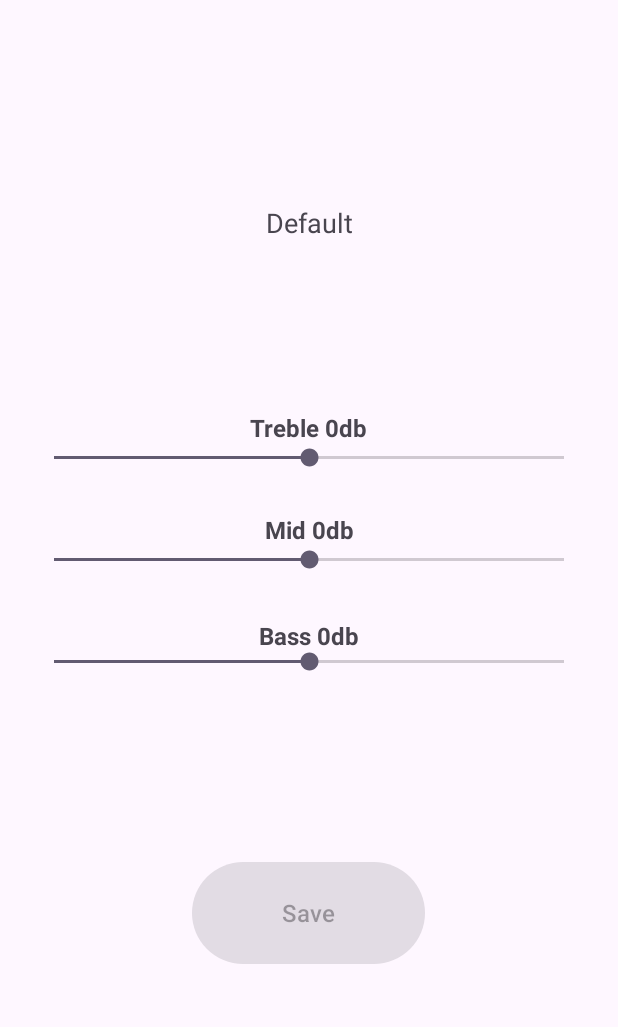
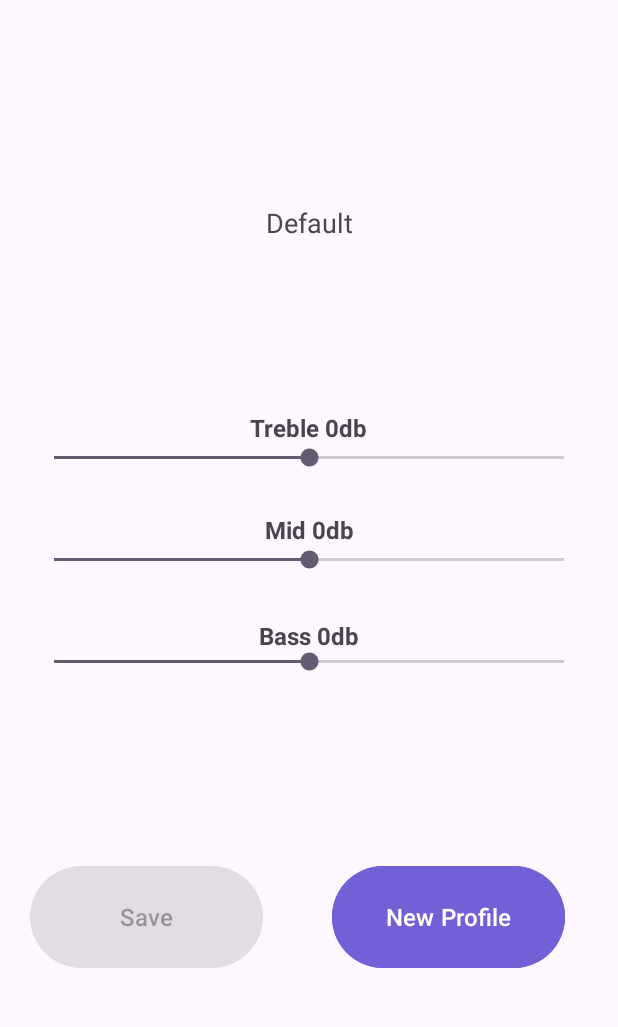
Before and after one commit to leandroSubtractive/sistema_embarcado, an Android app: the screen it shows after launch (EqualizerActivity), after a tap on "Default", on a phone screen of 412 x 824 dp, the part 86-1113 px from its top. Run offline under Robolectric (Android 15) with nearby library versions, the phone set to English and light mode, and no system bars.

Commit message:
[DC-2] - Completion of au1 and au2
Functionalities implemented:
- Creates new profile
- Save current profile
- Delete profile
- Create automatic profile name
- Block changes to the default profile

Signed-off-by: Leandro Mendes dos Santos <leandro.mendes.santtoss@gmail.com>

```diff
--- a/aosp/src/apps/audio_equalizer/app/src/main/java/com/leandromendes/audioequalizer/EqualizerActivity.java
+++ b/aosp/src/apps/audio_equalizer/app/src/main/java/com/leandromendes/audioequalizer/EqualizerActivity.java
@@ -11,7 +11,6 @@ import android.widget.EditText;
 import android.widget.SeekBar;
 import android.widget.SeekBar.OnSeekBarChangeListener;
 import android.widget.TextView;
-import android.widget.Toast;
 
 import androidx.activity.EdgeToEdge;
 import androidx.appcompat.app.AlertDialog;
@@ -21,7 +20,7 @@ import androidx.core.view.ViewCompat;
 import androidx.core.view.WindowInsetsCompat;
 
 public class EqualizerActivity extends AppCompatActivity {
-
+    // Private variables
     private TextView textViewProfile;
     private TextView textViewBass;
     private TextView textViewMid;
@@ -29,7 +28,13 @@ public class EqualizerActivity extends AppCompatActivity {
     private int bassValue;
     private int midValue;
     private int highValue;
-    private int id_position;
+    private int idPosition;
+    private int countName;
+    private String profileName;
+    private EqualizerProfile currentProfile;
+    private  Intent intent;
+    private Button saveButton;
+    private Button newProfileButton;
 
     @SuppressLint("MissingInflatedId")
     @Override
@@ -43,106 +48,179 @@ public class EqualizerActivity extends AppCompatActivity {
             return insets;
         });
 
-        Intent intent = getIntent();
-        EqualizerProfile currentProfile = intent.getParcelableExtra("profile");
-        id_position = intent.getIntExtra("position",-1);
+        // Get the intent
+        intent = getIntent();
 
-        Button saveButton = findViewById(R.id.save);
+        // Gets all the parameters from the previous activity
+        currentProfile = intent.getParcelableExtra("profile");
+        idPosition = intent.getIntExtra("position",-1);
+        countName = intent.getIntExtra("size", 0);
+
+        // Get button layout
+        newProfileButton = findViewById(R.id.newProfileb);
+        saveButton = findViewById(R.id.save);
+
+        // Gets view of text boxes
         textViewProfile = findViewById(R.id.profileSelected);
         textViewBass = findViewById(R.id.textViewBass);
         textViewMid = findViewById(R.id.textViewMid);
         textViewTreble = findViewById(R.id.textViewTreble);
 
-        textViewProfile.setText(currentProfile.getName());
+        // Sets the name of the current profile on the screen
+        profileName = currentProfile.getName();
+        textViewProfile.setText(profileName);
 
+        // Sets the initial values of the equalization faders
+        // Bass frequency
         bassValue = currentProfile.getBassEqValue();
         textViewBass.setText("Bass " + bassValue + "db");
         SeekBar seekBarBass = findViewById(R.id.seekBarBass);
         seekBarBass.setProgress(currentProfile.getBassEqValue());
 
+        // Mid frequency
         midValue = currentProfile.getMidEqValue();
         textViewMid.setText("Mid " + midValue + "db");
         SeekBar seekBarMid = findViewById(R.id.seekBarMid);
         seekBarMid.setProgress(currentProfile.getMidEqValue());
 
+        // High frequency
         highValue = currentProfile.getHiEqValue();
         textViewTreble.setText("Treble " + highValue + "db");
         SeekBar seekBarTreble = findViewById(R.id.seekBarTreble);
         seekBarTreble.setProgress(currentProfile.getHiEqValue());
 
+        // Treatment for bass bar movement
         seekBarBass.setOnSeekBarChangeListener(new OnSeekBarChangeListener() {
             @Override
             public void onProgressChanged(SeekBar seekBar, int progress, boolean fromUser) {
                 bassValue = progress;
                 textViewBass.setText("Bass " + bassValue + "db");
+                // Only enable the save button if data has changed.
                 saveButton.setEnabled(true);
             }
 
             @Override
             public void onStartTrackingTouch(SeekBar seekBar) {
-
+                // TODO
             }
 
             @Override
             public void onStopTrackingTouch(SeekBar seekBar) {
-
+                // TODO
             }
         });
 
+        // Treatment for mid bar movement
         seekBarMid.setOnSeekBarChangeListener(new OnSeekBarChangeListener() {
             @Override
             public void onProgressChanged(SeekBar seekBar, int progress, boolean fromUser) {
                 midValue = progress;
                 textViewMid.setText("Mid " + midValue + "db");
+                // Only enable the save button if data has changed.
                 saveButton.setEnabled(true);
             }
 
             @Override
             public void onStartTrackingTouch(SeekBar seekBar) {
-
+                // TODO
             }
 
             @Override
             public void onStopTrackingTouch(SeekBar seekBar) {
-
+                // TODO
             }
         });
 
+        // Treatment for high bar movement
         seekBarTreble.setOnSeekBarChangeListener(new OnSeekBarChangeListener() {
             @Override
             public void onProgressChanged(SeekBar seekBar, int progress, boolean fromUser) {
                 highValue = progress;
                 textViewTreble.setText("Treble " + highValue + "db");
+                // Only enable the save button if data has changed.
                 saveButton.setEnabled(true);
             }
 
             @Override
             public void onStartTrackingTouch(SeekBar seekBar) {
-
+                // TODO
             }
 
             @Override
             public void onStopTrackingTouch(SeekBar seekBar) {
-
+                // TODO
             }
         });
 
+        // Create new profile button action
+        newProfileButton.setOnClickListener(new View.OnClickListener() {
+            @Override
+            public void onClick(View v) {
+                saveNewChangeProfile();
+                }
+        });
 
+        // Save profile settings button action
         saveButton.setOnClickListener(new View.OnClickListener() {
+            @Override
+            public void onClick(View v) {
+                // The Default profile cannot be overwritten, if you press on the default profile,
+                // it creates a new one.
+                if(profileName.equals("Default"))
+                {
+                    saveNewChangeProfile();
+                }
+                else {
+                    saveChangeProfile();
+                }
+            }
+        });
+    }
 
-                @Override
-                public void onClick(View v) {
-                    currentProfile.setName("Profile"+(id_position+1));
-                    currentProfile.setBassEqValue(bassValue);
-                    currentProfile.setMidEqValue(midValue);
-                    currentProfile.setHiEqValue(highValue);
-                    Intent resultIntent = new Intent();
-                    resultIntent.putExtra("profile", currentProfile);
-                    resultIntent.putExtra("position", id_position);
-                    setResult(RESULT_OK, resultIntent);
-                    finish();
+    private void saveNewChangeProfile(){
+        profileName = "New Profile"+ (countName);
+        AlertDialog.Builder builder = new AlertDialog.Builder(EqualizerActivity.this);
+        builder.setTitle("Profile Name");
+
+        View view = LayoutInflater.from(EqualizerActivity.this).inflate(R.layout.dialog_text_input, null);
+        final EditText input = view.findViewById(R.id.edit_text);
+        input.setHint(profileName);
+        builder.setView(view);
+
+        builder.setPositiveButton("OK", new DialogInterface.OnClickListener() {
+            @Override
+            public void onClick(DialogInterface dialog, int which) {
+                String text = input.getText().toString();
+                if (!text.isEmpty())
+                {
+                    profileName = text;
                 }
-            });
+                idPosition = -1;
+                saveChangeProfile();
+            }
+        });
+
+        builder.setNegativeButton("Cancel", new DialogInterface.OnClickListener() {
+            @Override
+            public void onClick(DialogInterface dialog, int which) {
+                dialog.cancel();
+            }
+        });
+
+        builder.show();
 
     }
+
+    private void saveChangeProfile(){
+        currentProfile.setName(profileName);
+        currentProfile.setBassEqValue(bassValue);
+        currentProfile.setMidEqValue(midValue);
+        currentProfile.setHiEqValue(highValue);
+        Intent resultIntent = new Intent();
+        resultIntent.putExtra("profile", currentProfile);
+        resultIntent.putExtra("position", idPosition);
+        setResult(RESULT_OK, resultIntent);
+        finish();
+    }
+
 }
--- a/aosp/src/apps/audio_equalizer/app/src/main/res/layout/activity_equalizer.xml
+++ b/aosp/src/apps/audio_equalizer/app/src/main/res/layout/activity_equalizer.xml
@@ -124,14 +124,29 @@
         android:id="@+id/save"
         android:layout_width="155dp"
         android:layout_height="76dp"
+        android:enabled="false"
         android:text="Save"
         android:textSize="16sp"
-        android:enabled="false"
         app:layout_constraintBottom_toBottomOf="parent"
         app:layout_constraintEnd_toEndOf="parent"
-        app:layout_constraintHorizontal_bias="0.498"
+        app:layout_constraintHorizontal_bias="0.078"
         app:layout_constraintStart_toStartOf="parent"
-        app:layout_constraintTop_toBottomOf="@+id/seekBarBass" />
+        app:layout_constraintTop_toBottomOf="@+id/seekBarBass"
+        app:layout_constraintVertical_bias="0.513" />
 
+    <Button
+        android:id="@+id/newProfileb"
+        android:layout_width="155dp"
+        android:layout_height="76dp"
+        android:backgroundTint="#7160D6"
+        android:enabled="true"
+        android:text="New Profile"
+        android:textSize="16sp"
+        app:layout_constraintBottom_toBottomOf="parent"
+        app:layout_constraintEnd_toEndOf="parent"
+        app:layout_constraintHorizontal_bias="0.863"
+        app:layout_constraintStart_toStartOf="parent"
+        app:layout_constraintTop_toBottomOf="@+id/seekBarBass"
+        app:layout_constraintVertical_bias="0.513" />
 
 </androidx.constraintlayout.widget.ConstraintLayout>
```
Also changed, not shown: aosp/src/apps/audio_equalizer/app/src/main/java/com/leandromendes/audioequalizer/MainActivity.java (+12 -9 lines), aosp/src/apps/audio_equalizer/app/src/main/res/layout/dialog_text_input.xml (added, +18 -0 lines), 7 other files.
